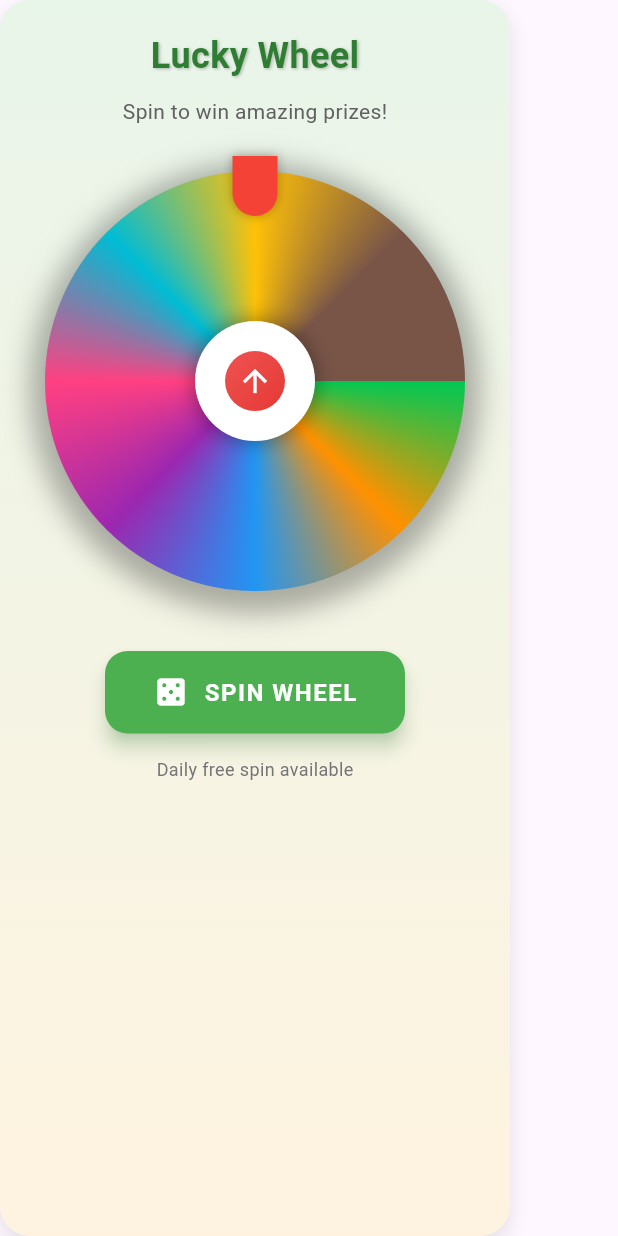
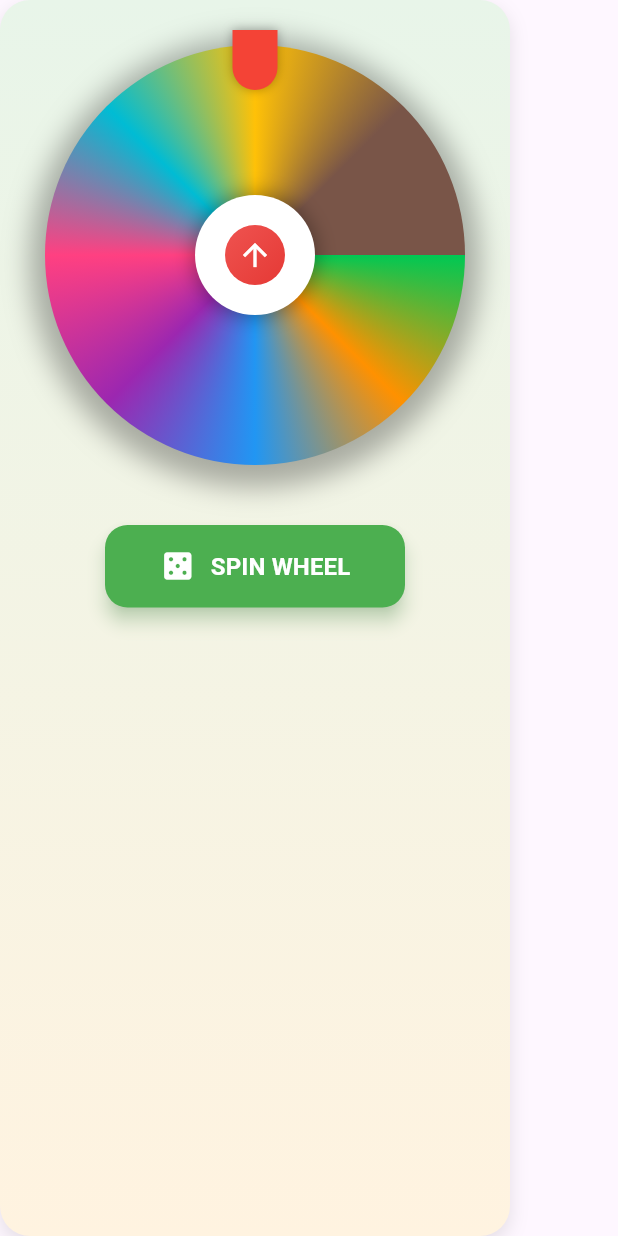
Before and after one commit to bhumialokesh96-netizen/WinMate, a Flutter app: the LuckyWheel widget shown alone on an empty page, opened directly, on a phone screen of 412 x 824 dp. Run offline on Flutter 3.47's test engine with Material 3 defaults, Android fonts, the phone set to English and light mode, and no system bars; our stand-ins replace confetti, google_fonts, qr_flutter, share_plus, supabase_flutter; accounts and stored records are empty; network calls fail.

Commit message:
update lucky_wheel.dart

```diff
--- a/lib/features/home/widgets/lucky_wheel.dart
+++ b/lib/features/home/widgets/lucky_wheel.dart
@@ -1,7 +1,7 @@
 import 'package:flutter/material.dart';
 import 'package:supabase_flutter/supabase_flutter.dart';
+import 'package:confetti/confetti.dart';
 import 'dart:math';
-import 'package:confetti/confetti.dart'; // Add this dependency
 
 class LuckyWheel extends StatefulWidget {
   final VoidCallback? onSpinComplete;
@@ -29,7 +29,7 @@ class _LuckyWheelState extends State<LuckyWheel> with SingleTickerProviderStateM
   double selectedPrizeValue = 0;
   String selectedPrizeLabel = '';
 
-  // Wheel colors
+  // Define wheel colors here instead of in painter
   static const List<Color> wheelColors = [
     Color(0xFF00C853), // Green
     Color(0xFFFF9100), // Orange
@@ -83,11 +83,8 @@ class _LuckyWheelState extends State<LuckyWheel> with SingleTickerProviderStateM
     if (isSpinning || prizes.isEmpty) return;
 
     setState(() => isSpinning = true);
-
-    // Reset animation
     _controller.reset();
 
-    // Calculate random prize based on probability
     final random = Random();
     final randomValue = random.nextDouble() * 100;
 
@@ -108,7 +105,6 @@ class _LuckyWheelState extends State<LuckyWheel> with SingleTickerProviderStateM
         selectedPrizeLabel = selectedPrize!['label'] as String;
       });
 
-      // Calculate rotation angle (multiple full rotations + offset for selected prize)
       final prizeIndex = prizes.indexOf(selectedPrize!);
       final totalPrizes = prizes.length;
       final segmentAngle = 360 / totalPrizes;
@@ -123,22 +119,13 @@ class _LuckyWheelState extends State<LuckyWheel> with SingleTickerProviderStateM
       ));
 
       _controller.forward().then((_) async {
-        // Show confetti if prize has value
         if (selectedPrizeValue > 0) {
           _confettiController.play();
-        }
-
-        // Update user balance if prize has value
-        if (selectedPrizeValue > 0) {
           await _addPrizeToBalance(selectedPrizeValue);
         }
 
-        // Show result dialog
         _showResultDialog(selectedPrizeLabel, selectedPrizeValue);
-
         setState(() => isSpinning = false);
-
-        // Callbacks
         widget.onSpinComplete?.call();
         widget.onPrizeWon?.call(selectedPrizeValue);
       });
@@ -149,7 +136,6 @@ class _LuckyWheelState extends State<LuckyWheel> with SingleTickerProviderStateM
     try {
       final user = supabase.auth.currentUser;
       if (user != null) {
-        // Get current balance
         final userData = await supabase
             .from('users')
             .select('balance')
@@ -159,13 +145,10 @@ class _LuckyWheelState extends State<LuckyWheel> with SingleTickerProviderStateM
         final currentBalance = (userData['balance'] as num).toDouble();
         final newBalance = currentBalance + amount;
 
-        // Update balance
         await supabase
             .from('users')
             .update({'balance': newBalance})
             .eq('id', user.id);
-
-        print("Balance updated: +₹$amount");
       }
     } catch (e) {
       print("Error updating balance: $e");
@@ -178,9 +161,7 @@ class _LuckyWheelState extends State<LuckyWheel> with SingleTickerProviderStateM
       barrierDismissible: false,
       builder: (context) => AlertDialog(
         backgroundColor: Colors.white,
-        shape: RoundedRectangleBorder(
-          borderRadius: BorderRadius.circular(20),
-        ),
+        shape: RoundedRectangleBorder(borderRadius: BorderRadius.circular(20)),
         content: Column(
           mainAxisSize: MainAxisSize.min,
           children: [
@@ -192,21 +173,10 @@ class _LuckyWheelState extends State<LuckyWheel> with SingleTickerProviderStateM
             const SizedBox(height: 20),
             Text(
               value > 0 ? "🎉 Congratulations! " : "Better Luck Next Time!",
-              style: const TextStyle(
-                fontSize: 20,
-                fontWeight: FontWeight.bold,
-                color: Colors.black87,
-              ),
-              textAlign: TextAlign.center,
+              style: const TextStyle(fontSize: 20, fontWeight: FontWeight.bold),
             ),
             const SizedBox(height: 10),
-            Text(
-              "You won:",
-              style: TextStyle(
-                fontSize: 16,
-                color: Colors.grey[700],
-              ),
-            ),
+            Text("You won:", style: TextStyle(fontSize: 16, color: Colors.grey[700])),
             const SizedBox(height: 5),
             Text(
               label,
@@ -220,11 +190,7 @@ class _LuckyWheelState extends State<LuckyWheel> with SingleTickerProviderStateM
               const SizedBox(height: 5),
               Text(
                 "₹$value has been added to your balance!",
-                style: const TextStyle(
-                  fontSize: 14,
-                  color: Colors.green,
-                ),
-                textAlign: TextAlign.center,
+                style: const TextStyle(fontSize: 14, color: Colors.green),
               ),
             ],
             const SizedBox(height: 20),
@@ -233,18 +199,9 @@ class _LuckyWheelState extends State<LuckyWheel> with SingleTickerProviderStateM
               style: ElevatedButton.styleFrom(
                 backgroundColor: value > 0 ? Colors.green : Colors.orange,
                 minimumSize: const Size(150, 45),
-                shape: RoundedRectangleBorder(
-                  borderRadius: BorderRadius.circular(10),
-                ),
+                shape: RoundedRectangleBorder(borderRadius: BorderRadius.circular(10)),
               ),
-              child: const Text(
-                "OK",
-                style: TextStyle(
-                  fontSize: 16,
-                  fontWeight: FontWeight.bold,
-                  color: Colors.white,
-                ),
-              ),
+              child: const Text("OK", style: TextStyle(fontSize: 16, fontWeight: FontWeight.bold)),
             ),
           ],
         ),
@@ -278,32 +235,6 @@ class _LuckyWheelState extends State<LuckyWheel> with SingleTickerProviderStateM
           ),
           child: Column(
             children: [
-              // Title
-              Text(
-                "Lucky Wheel",
-                style: TextStyle(
-                  fontSize: 24,
-                  fontWeight: FontWeight.bold,
-                  color: Colors.green.shade800,
-                  shadows: const [
-                    Shadow(
-                      color: Colors.black26,
-                      blurRadius: 2,
-                      offset: Offset(1, 1),
-                    ),
-                  ],
-                ),
-              ),
-              const SizedBox(height: 10),
-              Text(
-                "Spin to win amazing prizes!",
-                style: TextStyle(
-                  fontSize: 14,
-                  color: Colors.grey[700],
-                ),
-              ),
-              const SizedBox(height: 20),
-
               // Wheel Container
               Container(
                 height: 300,
@@ -341,7 +272,7 @@ class _LuckyWheelState extends State<LuckyWheel> with SingleTickerProviderStateM
                           ),
                         ),
                         child: CustomPaint(
-                          painter: _WheelPainter(prizes: prizes),
+                          painter: _WheelPainter(prizes: prizes, wheelColors: wheelColors),
                         ),
                       ),
                     ),
@@ -373,11 +304,7 @@ class _LuckyWheelState extends State<LuckyWheel> with SingleTickerProviderStateM
                               end: Alignment.bottomRight,
                             ),
                           ),
-                          child: const Icon(
-                            Icons.arrow_upward,
-                            color: Colors.white,
-                            size: 24,
-                          ),
+                          child: const Icon(Icons.arrow_upward, color: Colors.white, size: 24),
                         ),
                       ),
                     ),
@@ -418,9 +345,7 @@ class _LuckyWheelState extends State<LuckyWheel> with SingleTickerProviderStateM
                   style: ElevatedButton.styleFrom(
                     backgroundColor: Colors.green,
                     foregroundColor: Colors.white,
-                    shape: RoundedRectangleBorder(
-                      borderRadius: BorderRadius.circular(15),
-                    ),
+                    shape: RoundedRectangleBorder(borderRadius: BorderRadius.circular(15)),
                     elevation: 5,
                     shadowColor: Colors.green.withOpacity(0.5),
                   ),
@@ -428,37 +353,16 @@ class _LuckyWheelState extends State<LuckyWheel> with SingleTickerProviderStateM
                       ? const SizedBox(
                           width: 20,
                           height: 20,
-                          child: CircularProgressIndicator(
-                            strokeWidth: 2,
-                            color: Colors.white,
-                          ),
+                          child: CircularProgressIndicator(strokeWidth: 2, color: Colors.white),
                         )
                       : Row(
                           mainAxisAlignment: MainAxisAlignment.center,
                           children: [
                             const Icon(Icons.casino, size: 24),
                             const SizedBox(width: 10),
-                            Text(
-                              "SPIN WHEEL",
-                              style: TextStyle(
-                                fontSize: 16,
-                                fontWeight: FontWeight.bold,
-                                letterSpacing: 1,
-                              ),
-                            ),
+                            Text("SPIN WHEEL", style: TextStyle(fontSize: 16, fontWeight: FontWeight.bold)),
                           ],
                         ),
-                ),
-              ),
-
-              const SizedBox(height: 15),
-
-              // Info Text
-              Text(
-                "Daily free spin available",
-                style: TextStyle(
-                  fontSize: 12,
-                  color: Colors.grey[600],
                 ),
               ),
             ],
@@ -490,11 +394,11 @@ class _LuckyWheelState extends State<LuckyWheel> with SingleTickerProviderStateM
   }
 }
 
-// Custom painter for wheel segments
 class _WheelPainter extends CustomPainter {
   final List<Map<String, dynamic>> prizes;
+  final List<Color> wheelColors;
 
-  _WheelPainter({required this.prizes});
+  _WheelPainter({required this.prizes, required this.wheelColors});
 
   @override
   void paint(Canvas canvas, Size size) {
@@ -504,14 +408,13 @@ class _WheelPainter extends CustomPainter {
     final radius = size.width / 2;
     final segmentAngle = 2 * pi / prizes.length;
 
-    // Draw segments
     for (int i = 0; i < prizes.length; i++) {
       final startAngle = i * segmentAngle;
       final sweepAngle = segmentAngle;
 
       // Draw segment
       final segmentPaint = Paint()
-        ..color = _WheelState.wheelColors[i % _WheelState.wheelColors.length]
+        ..color = wheelColors[i % wheelColors.length]
         ..style = PaintingStyle.fill;
 
       canvas.drawArc(
@@ -548,13 +451,7 @@ class _WheelPainter extends CustomPainter {
           color: Colors.white,
           fontSize: 12,
           fontWeight: FontWeight.bold,
-          shadows: [
-            Shadow(
-              color: Colors.black,
-              blurRadius: 2,
-              offset: Offset(1, 1),
-            ),
-          ],
+          shadows: [Shadow(color: Colors.black, blurRadius: 2, offset: Offset(1, 1))],
         ),
       );
 
```
